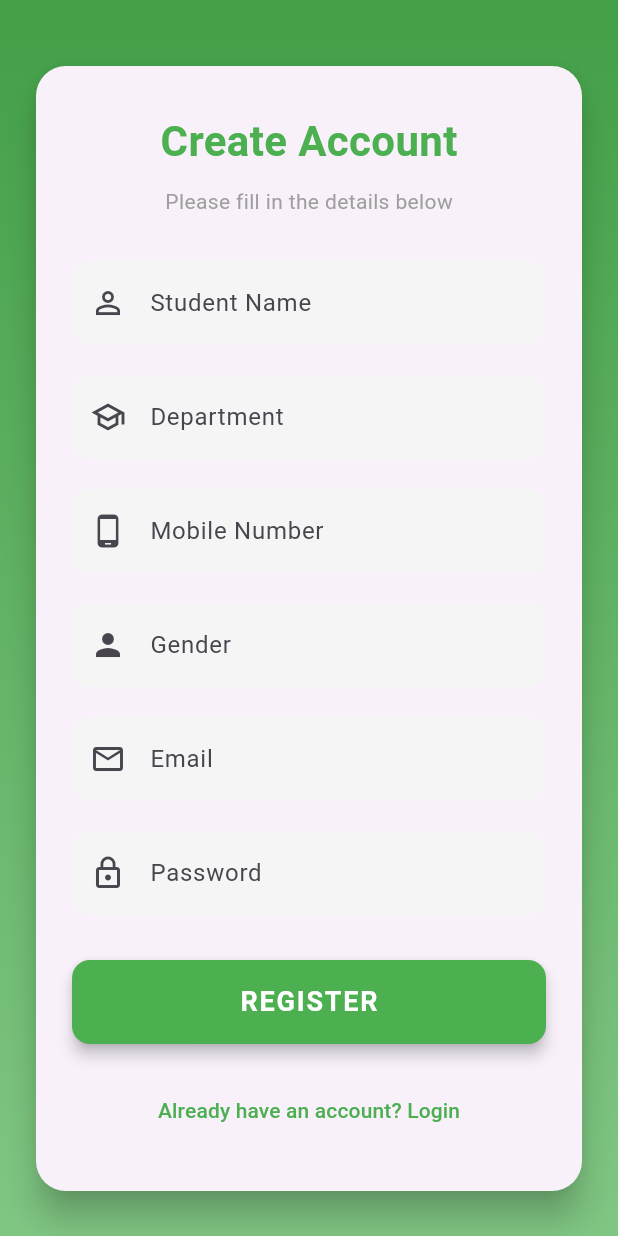
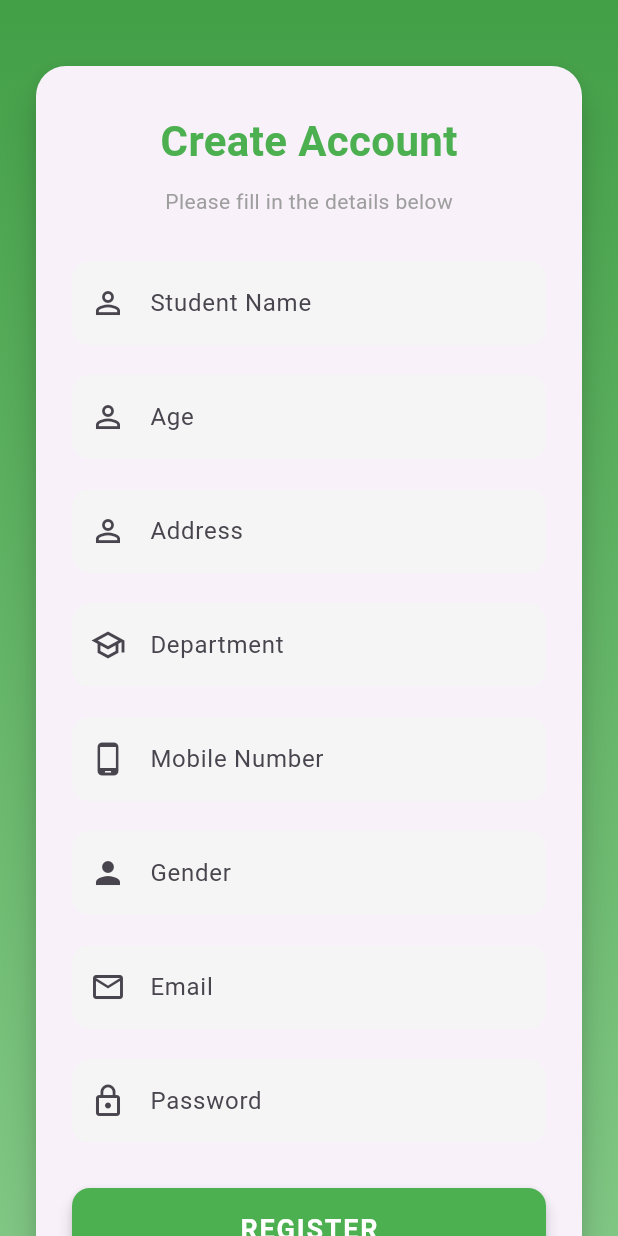
Before and after one commit to Smartwaste-hub/SmartWasteFrontend, a Flutter app: the RegisterPage screen opened directly, on a phone screen of 412 x 824 dp. Run offline on Flutter 3.47's test engine with Material 3 defaults, Android fonts, the phone set to English and light mode, and no system bars; our stand-ins replace dio; missing offline and left inert: mobile_scanner; network calls fail.

Commit message:
25-11-25

```diff
--- a/lib/main.dart
+++ b/lib/main.dart
@@ -4,7 +4,7 @@ import 'package:smartwastefrontend/login.dart';
 import 'package:smartwastefrontend/registration.dart';
 import 'package:smartwastefrontend/scanqrcode.dart';
 import 'package:smartwastefrontend/viewprofile.dart';
-import 'package:smartwastefrontend/viewreward&transactionhistory.dart';
+
 
 void main() {
   runApp(const MyApp());
@@ -24,7 +24,7 @@ class MyApp extends StatelessWidget {
 
         colorScheme: ColorScheme.fromSeed(seedColor: Colors.deepPurple),
       ),
-      home: QRScannerPage()
+      home: LoginPage()
     );
   }
 }
--- a/lib/registration.dart
+++ b/lib/registration.dart
@@ -1,7 +1,43 @@
+import 'package:dio/dio.dart';
 import 'package:flutter/material.dart';
+import 'package:smartwastefrontend/login.dart';
+ String baseurl='http://192.168.1.130:5000';
+ Dio dio=Dio();
+class RegisterPage extends StatelessWidget {
+  RegisterPage({super.key});
 
-class RegisterPage extends StatelessWidget {
-  const RegisterPage({super.key});
+
+  TextEditingController name =TextEditingController();
+  TextEditingController department =TextEditingController();
+  TextEditingController mobilenumber =TextEditingController();
+  TextEditingController gender =TextEditingController();
+  TextEditingController email =TextEditingController();
+  TextEditingController password =TextEditingController();
+  TextEditingController age =TextEditingController();
+  TextEditingController address =TextEditingController();
+
+
+// Simple registration function
+  Future<void> _register(context) async {
+    Map<String, dynamic> data = {
+     'name':name.text,
+     'department':department.text,
+     'mobilenumber':mobilenumber.text,
+     'gender':gender.text,
+     'email':email.text,
+     'password':password.text,
+     'age':age.text,
+     'address':address.text,
+
+   };
+  try {
+    final response = await dio.post('$baseurl/StudentRegAPIView',data: data);
+    if (response.statusCode==200||response.statusCode==201){
+      Navigator.pop(context);
+    }
+  } catch (e) {
+    print(e);
+  }}
 
   @override
   Widget build(BuildContext context) {
@@ -50,6 +86,10 @@ class RegisterPage extends StatelessWidget {
 
                       // Student Name
                       TextFormField(
+                        controller: name,
+                        validator: (value) {
+                          if( value==null||value.isEmpty){return "Enter your name";}
+                        },
                         decoration: InputDecoration(
                           prefixIcon: const Icon(Icons.person_outline),
                           labelText: 'Student Name',
@@ -63,8 +103,48 @@ class RegisterPage extends StatelessWidget {
                       ),
                       const SizedBox(height: 20),
 
-                      // Department
                       TextFormField(
+                        controller: age,
+                        validator: (value) {
+                          if( value==null||value.isEmpty){return "Enter your age";}
+                        },
+                        decoration: InputDecoration(
+                          prefixIcon: const Icon(Icons.person_outline),
+                          labelText: 'Age',
+                          filled: true,
+                          fillColor: Colors.grey[100],
+                          border: OutlineInputBorder(
+                            borderRadius: BorderRadius.circular(12),
+                            borderSide: BorderSide.none,
+                          ),
+                        ),
+                      ),
+                      const SizedBox(height: 20),
+
+                      TextFormField(
+                        controller: address,
+                        validator: (value) {
+                          if( value==null||value.isEmpty){return "Enter your address";}
+                        },
+                        decoration: InputDecoration(
+                          prefixIcon: const Icon(Icons.person_outline),
+                          labelText: 'Address',
+                          filled: true,
+                          fillColor: Colors.grey[100],
+                          border: OutlineInputBorder(
+                            borderRadius: BorderRadius.circular(12),
+                            borderSide: BorderSide.none,
+                          ),
+                        ),
+                      ),
+                      const SizedBox(height: 20),
+
+
+                      TextFormField(
+                        controller: department,
+                        validator: (value) {
+                          if( value==null||value.isEmpty){return "Enter your department";}
+                        },
                         decoration: InputDecoration(
                           prefixIcon: const Icon(Icons.school_outlined),
                           labelText: 'Department',
@@ -80,6 +160,10 @@ class RegisterPage extends StatelessWidget {
 
                       // Mobile Number
                       TextFormField(
+                        controller: mobilenumber,
+                        validator: (value) {
+                          if( value==null||value.isEmpty){return "Enter your mobilenumber";}
+                        },
                         keyboardType: TextInputType.phone,
                         decoration: InputDecoration(
                           prefixIcon: const Icon(Icons.phone_android),
@@ -96,6 +180,10 @@ class RegisterPage extends StatelessWidget {
 
                       // Gender
                       TextFormField(
+                        controller: gender,
+                        validator: (value) {
+                          if( value==null||value.isEmpty){return "Enter your gender";}
+                        },
                         decoration: InputDecoration(
                           prefixIcon: const Icon(Icons.person),
                           labelText: 'Gender',
@@ -111,6 +199,10 @@ class RegisterPage extends StatelessWidget {
 
                       // Email
                       TextFormField(
+                        controller: email,
+                        validator: (value) {
+                          if( value==null||value.isEmpty){return "Enter your email";}
+                        },
                         keyboardType: TextInputType.emailAddress,
                         decoration: InputDecoration(
                           prefixIcon: const Icon(Icons.email_outlined),
@@ -127,6 +219,10 @@ class RegisterPage extends StatelessWidget {
 
                       // Password
                       TextFormField(
+                        controller: password,
+                        validator: (value) {
+                          if( value==null||value.isEmpty){return "Enter your password";}
+                        },
                         obscureText: true,
                         decoration: InputDecoration(
                           prefixIcon: const Icon(Icons.lock_outline),
@@ -155,7 +251,7 @@ class RegisterPage extends StatelessWidget {
                           ),
                           onPressed: () {
                             if (_formKey.currentState!.validate()) {
-                              // Handle registration
+                              _register(context);
                             }
                           },
                           child: const Text(
--- a/pubspec.yaml
+++ b/pubspec.yaml
@@ -35,6 +35,7 @@ dependencies:
   # Use with the CupertinoIcons class for iOS style icons.
   cupertino_icons: ^1.0.8
   mobile_scanner: ^7.1.3
+  dio: ^5.9.0
 
 dev_dependencies:
   flutter_test:
```
Also changed, not shown: lib/homepage.dart (added, +101 -0 lines), lib/login.dart (+38 -4 lines), lib/rewardhistory.dart (renamed from lib/viewreward&transactionhistory.dart), pubspec.lock, 1 other file.
